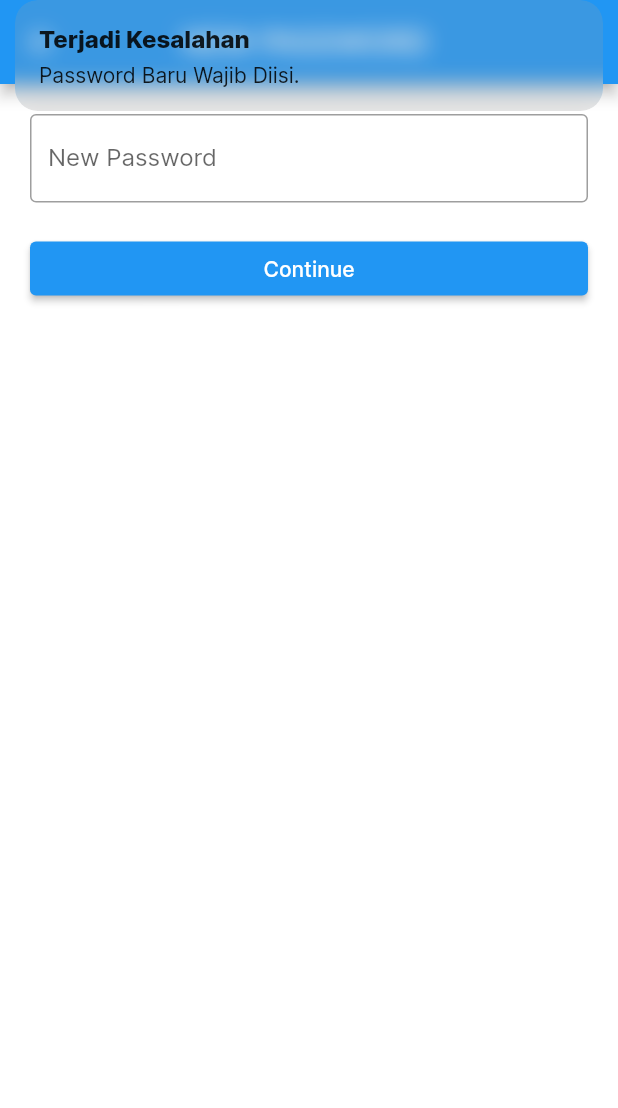
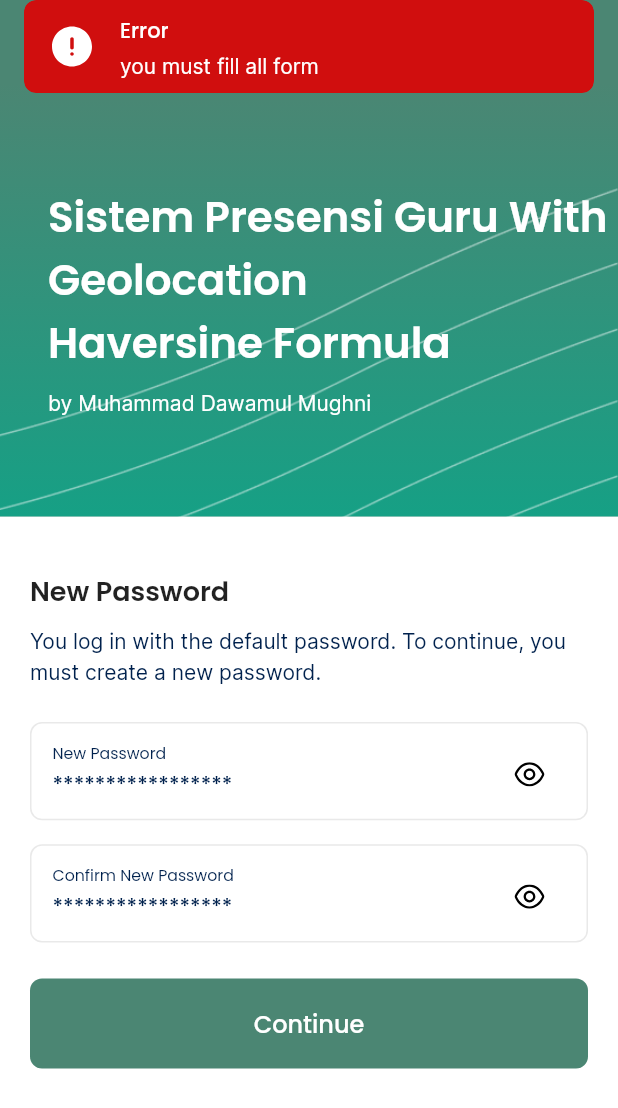
Before and after one commit to dawamuciil/presensi, a Flutter app: the NewPasswordView screen opened by its route, after a tap on "Continue", on a phone screen of 412 x 824 dp. Shown: the top 1108 px of the screen. Run offline on Flutter 3.47's test engine with Material 2 defaults, Android fonts, the phone set to English and light mode, and no system bars; our stand-ins replace cloud_firestore, firebase_auth, firebase_core, firebase_storage, flutter_svg, geocoding and 6 more; missing offline and left inert: maps_launcher; accounts and stored records are empty.

Commit message:
Add first workflow

```diff
--- a/lib/app/modules/add_pelatih/controllers/add_pelatih_controller.dart
+++ b/lib/app/modules/add_guru/controllers/add_guru_controller.dart
@@ -2,8 +2,10 @@ import 'package:cloud_firestore/cloud_firestore.dart';
 import 'package:firebase_auth/firebase_auth.dart';
 import 'package:flutter/material.dart';
 import 'package:get/get.dart';
+import 'package:presence/app/widgets/dialog/custom_alert_dialog.dart';
+import 'package:presence/app/widgets/toast/custom_toast.dart';
 
-class AddPelatihController extends GetxController {
+class AddGuruController extends GetxController {
   RxBool isLoading = false.obs;
   RxBool isLoadingAddPelatih = false.obs;
   TextEditingController nameC = TextEditingController();
@@ -15,7 +17,7 @@ class AddPelatihController extends GetxController {
   FirebaseAuth auth = FirebaseAuth.instance;
   FirebaseFirestore firestore = FirebaseFirestore.instance;
 
-  Future<void> prosesAddPelatih() async {
+  Future<void> prosesAddguru() async {
     if (passAdminC.text.isNotEmpty) {
       isLoadingAddPelatih.value = true;
       try {
@@ -32,7 +34,7 @@ class AddPelatihController extends GetxController {
             "job": jobC.text,
             "email": emailC.text,
             "uid": uid,
-            "role": "pelatih",
+            "role": "guru",
             "createdAt": DateTime.now().toIso8601String(),
           });
 
@@ -42,20 +44,19 @@ class AddPelatihController extends GetxController {
 
           Get.back();
           Get.back();
-          Get.snackbar("Berhasil", "Berhasil Menambahkan Pelatih");
+          CustomToast.successToast('Success', 'success adding Guru');
         }
         isLoadingAddPelatih.value = false;
       } on FirebaseAuthException catch (e) {
         isLoadingAddPelatih.value = false;
         if (e.code == 'weak-password') {
-          Get.snackbar("terjadi Kesalahan", "Password Terlalu Singkat ");
+          CustomToast.errorToast('Error', 'default password too short');
         } else if (e.code == 'email-already-in-use') {
-          Get.snackbar("terjadi Kesalahan", "Email Sudah Terdaftar");
+          CustomToast.errorToast('Error', 'Email already exist');
         } else if (e.code == 'wrong-password') {
-          Get.snackbar(
-              "terjadi Kesalahan", "Password Admin Salah, Tidak dapat Login");
+          CustomToast.errorToast('Error', 'wrong passowrd');
         } else {
-          Get.snackbar("terjadi Kesalahan", e.code);
+          CustomToast.errorToast('Error', 'error : ${e.code}');
         }
       } catch (e) {
         isLoadingAddPelatih.value = false;
@@ -67,52 +68,31 @@ class AddPelatihController extends GetxController {
     }
   }
 
-  Future<void> addpelatih() async {
+  Future<void> addguru() async {
     if (nameC.text.isNotEmpty &&
         jobC.text.isNotEmpty &&
         nipC.text.isNotEmpty &&
         emailC.text.isNotEmpty) {
       isLoading.value = true;
-      Get.defaultDialog(
+      CustomAlertDialog.confirmAdmin(
         title: "Validasi Admin",
-        content: Column(
-          children: [
-            const Text("Masukkan Password untuk Validasi "),
-            const SizedBox(height: 10),
-            TextField(
-              controller: passAdminC,
-              autocorrect: false,
-              obscureText: true,
-              decoration: const InputDecoration(
-                  labelText: "Password", border: OutlineInputBorder()),
-            ),
-          ],
-        ),
-        actions: [
-          OutlinedButton(
-            onPressed: () {
+        message:
+            'you need to confirm that you are an administrator by inputting your password',
+        onCancel: () {
           isLoading.value = false;
           Get.back();
         },
-            child: const Text("Cancel"),
-          ),
-          Obx(
-            () => ElevatedButton(
-              onPressed: () async {
+        onConfirm: () async {
           if (isLoadingAddPelatih.isFalse) {
-                  await prosesAddPelatih();
+            await prosesAddguru();
+            isLoading.value = false;
           }
-                isLoading.value = false;
         },
-              child: Text(
-                  isLoadingAddPelatih.isFalse ? "ADD PELATIH" : "LOADING..."),
-            ),
-          ),
-        ],
+        controller: passAdminC,
       );
     } else {
-      Get.snackbar(
-          "terjadi Kesalahan", "NIP , Nama , Job, dan email harus diisi. ");
+      isLoading.value = false;
+      CustomToast.errorToast('Error', 'you need to fill all form');
     }
   }
 }
--- a/lib/app/modules/new_password/controllers/new_password_controller.dart
+++ b/lib/app/modules/new_password/controllers/new_password_controller.dart
@@ -1,39 +1,59 @@
 import 'package:firebase_auth/firebase_auth.dart';
 import 'package:flutter/widgets.dart';
 import 'package:get/get.dart';
+import 'package:presence/app/controllers/page_index_controller.dart';
 import 'package:presence/app/routes/app_pages.dart';
+import 'package:presence/app/widgets/toast/custom_toast.dart';
+import 'package:presence/company_data.dart';
 
 class NewPasswordController extends GetxController {
-  TextEditingController newPassC = TextEditingController();
+  final pageIndexController = Get.find<PageIndexController>();
+  RxBool isLoading = false.obs;
+  TextEditingController passC = TextEditingController();
+  TextEditingController confirmPassC = TextEditingController();
+
+  RxBool newPassObs = true.obs;
+  RxBool newPassCObs = true.obs;
+
   FirebaseAuth auth = FirebaseAuth.instance;
 
   void newPassword() async {
-    if (newPassC.text.isNotEmpty) {
-      if (newPassC.text != "Ssbpetrokimia") {
-        try {
-          String email = auth.currentUser!.email!;
-
-          await auth.currentUser!.updatePassword(newPassC.text);
-
-          await auth.signOut();
-
-          await auth.signInWithEmailAndPassword(
-              email: email, password: newPassC.text);
-
-          Get.offAllNamed(Routes.HOME);
-        } on FirebaseAuthException catch (e) {
-          if (e.code == 'weak-password') {
-            Get.snackbar("Terjadi Kesalahan", "Password terlalu lemah");
-          }
-        } catch (e) {
-          Get.snackbar("Terjadi Kesalahan",
-              "Tidak dapat membuat password baru hubungi admin!");
+    if (passC.text.isNotEmpty && confirmPassC.text.isNotEmpty) {
+      if (passC.text == confirmPassC.text) {
+        isLoading.value = true;
+        if (passC.text != "Guruminu") {
+          _updatePassword();
+          isLoading.value = false;
+        } else {
+          CustomToast.errorToast('Error', 'you must change your password');
+          isLoading.value = false;
         }
       } else {
-        Get.snackbar("Terjadi Kesalahan", "Password harus di ubah");
+        CustomToast.errorToast('Error', 'password doesnt match');
       }
     } else {
-      Get.snackbar("Terjadi Kesalahan", "Password Baru Wajib Diisi.");
+      CustomToast.errorToast('Error', 'you must fill all form');
+    }
+  }
+
+  void _updatePassword() async {
+    try {
+      String email = auth.currentUser!.email!;
+      await auth.currentUser!.updatePassword(passC.text);
+      // relogin
+      await auth.signOut();
+      await auth.signInWithEmailAndPassword(email: email, password: passC.text);
+      Get.offAllNamed(Routes.HOME);
+
+      pageIndexController.changePage(0);
+      CustomToast.successToast('success', 'success update password');
+    } on FirebaseAuthException catch (e) {
+      if (e.code == 'weak-password') {
+        CustomToast.errorToast(
+            'Error', 'password too weak, you need at least six charachter');
+      }
+    } catch (e) {
+      CustomToast.errorToast('Error', 'error : ${e.toString()}');
     }
   }
 }
--- a/lib/app/modules/new_password/views/new_password_view.dart
+++ b/lib/app/modules/new_password/views/new_password_view.dart
@@ -1,40 +1,170 @@
 import 'package:flutter/material.dart';
+import 'package:flutter_svg/flutter_svg.dart';
 
 import 'package:get/get.dart';
+import 'package:presence/app/style/app_color.dart';
+import 'package:presence/app/widgets/custom_input.dart';
 
 import '../controllers/new_password_controller.dart';
 
 class NewPasswordView extends GetView<NewPasswordController> {
-  const NewPasswordView({Key? key}) : super(key: key);
   @override
   Widget build(BuildContext context) {
     return Scaffold(
+      backgroundColor: AppColor.primary,
       appBar: AppBar(
-          title: const Text('NEW PASSWORD '),
-          centerTitle: true,
+        automaticallyImplyLeading: true,
+        leading: IconButton(
+          icon: SvgPicture.asset(
+            'assets/icons/arrow-left.svg',
+            color: Colors.white,
           ),
+          onPressed: () => Get.back(),
+        ),
+        backgroundColor: Colors.transparent,
+        elevation: 0,
+      ),
+      extendBodyBehindAppBar: true,
       body: ListView(
-          padding: const EdgeInsets.all(20),
+        shrinkWrap: true,
         children: [
-            TextField(
-              obscureText: true,
-              autocorrect: false,
-              controller: controller.newPassC,
-              decoration: const InputDecoration(
-                labelText: "New Password",
-                border: OutlineInputBorder(),
+          Container(
+            height: MediaQuery.of(context).size.height * 35 / 100,
+            width: MediaQuery.of(context).size.width,
+            padding: EdgeInsets.only(left: 32),
+            decoration: BoxDecoration(
+              gradient: AppColor.primaryGradient,
+              image: DecorationImage(
+                image: AssetImage('assets/images/pattern-1-1.png'),
+                fit: BoxFit.cover,
               ),
             ),
-            const SizedBox(
-              height: 20,
+            child: Column(
+              mainAxisAlignment: MainAxisAlignment.center,
+              crossAxisAlignment: CrossAxisAlignment.start,
+              children: [
+                Text(
+                  "Sistem Presensi Guru With Geolocation\nHaversine Formula",
+                  style: TextStyle(
+                    fontSize: 28,
+                    color: Colors.white,
+                    fontFamily: 'poppins',
+                    height: 150 / 100,
+                    fontWeight: FontWeight.w600,
                   ),
-            ElevatedButton(
+                ),
+                SizedBox(height: 10),
+                Text(
+                  "by Muhammad Dawamul Mughni",
+                  style: TextStyle(color: Colors.white),
+                ),
+              ],
+            ),
+          ),
+          Container(
+            height: MediaQuery.of(context).size.height * 65 / 100,
+            width: MediaQuery.of(context).size.width,
+            color: Colors.white,
+            padding: EdgeInsets.only(left: 20, right: 20, top: 36, bottom: 84),
+            child: Column(
+              mainAxisAlignment: MainAxisAlignment.start,
+              crossAxisAlignment: CrossAxisAlignment.start,
+              children: [
+                Container(
+                  margin: EdgeInsets.only(bottom: 24),
+                  child: Column(
+                    crossAxisAlignment: CrossAxisAlignment.start,
+                    children: [
+                      Text(
+                        'New Password',
+                        style: TextStyle(
+                          fontSize: 18,
+                          fontFamily: 'poppins',
+                          fontWeight: FontWeight.w600,
+                        ),
+                      ),
+                      SizedBox(height: 8),
+                      Text(
+                        "You log in with the default password. To continue, you must create a new password.",
+                        style: TextStyle(
+                          color: AppColor.secondarySoft,
+                          height: 150 / 100,
+                        ),
+                      ),
+                    ],
+                  ),
+                ),
+                Obx(
+                  () => CustomInput(
+                    controller: controller.passC,
+                    label: 'New Password',
+                    hint: '*****************',
+                    obsecureText: controller.newPassObs.value,
+                    suffixIcon: IconButton(
+                      icon: (controller.newPassObs.value != false)
+                          ? SvgPicture.asset('assets/icons/show.svg')
+                          : SvgPicture.asset('assets/icons/hide.svg'),
                       onPressed: () {
+                        controller.newPassObs.value =
+                            !(controller.newPassObs.value);
+                      },
+                    ),
+                  ),
+                ),
+                Obx(
+                  () => CustomInput(
+                    controller: controller.confirmPassC,
+                    label: 'Confirm New Password',
+                    hint: '*****************',
+                    obsecureText: controller.newPassCObs.value,
+                    suffixIcon: IconButton(
+                      icon: (controller.newPassCObs.value != false)
+                          ? SvgPicture.asset('assets/icons/show.svg')
+                          : SvgPicture.asset('assets/icons/hide.svg'),
+                      onPressed: () {
+                        controller.newPassCObs.value =
+                            !(controller.newPassCObs.value);
+                      },
+                    ),
+                  ),
+                ),
+                SizedBox(height: 8),
+                Obx(
+                  () => Container(
+                    width: MediaQuery.of(context).size.width,
+                    child: ElevatedButton(
+                      onPressed: () {
+                        if (controller.isLoading.isFalse) {
+                          print('exc');
                           controller.newPassword();
+                        }
                       },
-              child: const Text("Continue"),
-            )
+                      child: Text(
+                        (controller.isLoading.isFalse)
+                            ? 'Continue'
+                            : 'Loading...',
+                        style: TextStyle(
+                          fontSize: 16,
+                          fontFamily: 'poppins',
+                          fontWeight: FontWeight.w500,
+                        ),
+                      ),
+                      style: ElevatedButton.styleFrom(
+                        padding: EdgeInsets.symmetric(vertical: 18),
+                        elevation: 0,
+                        primary: AppColor.primary,
+                        shape: RoundedRectangleBorder(
+                          borderRadius: BorderRadius.circular(8),
+                        ),
+                      ),
+                    ),
+                  ),
+                ),
               ],
-        ));
+            ),
+          ),
+        ],
+      ),
+    );
   }
 }
--- a/lib/app/routes/app_pages.dart
+++ b/lib/app/routes/app_pages.dart
@@ -2,8 +2,8 @@ import 'package:get/get.dart';
 import 'package:presence/app/modules/all_presence/bindings/all_presence_binding.dart';
 import 'package:presence/app/modules/all_presence/views/all_presence_view.dart';
 
-import '../modules/add_pelatih/bindings/add_pelatih_binding.dart';
-import '../modules/add_pelatih/views/add_pelatih_view.dart';
+import '../modules/add_guru/bindings/add_guru_binding.dart';
+import '../modules/add_guru/views/add_guru_view.dart';
 import '../modules/detail_presence/bindings/detail_presence_binding.dart';
 import '../modules/detail_presence/views/detail_presence_view.dart';
 import '../modules/forgot_password/bindings/forgot_password_binding.dart';
@@ -61,7 +61,7 @@ class AppPages {
     ),
     GetPage(
       name: _Paths.NEW_PASSWORD,
-      page: () => const NewPasswordView(),
+      page: () => NewPasswordView(),
       binding: NewPasswordBinding(),
     ),
     GetPage(
--- a/lib/main.dart
+++ b/lib/main.dart
@@ -5,11 +5,13 @@ import 'package:presence/app/controllers/page_index_controller.dart';
 import 'package:presence/app/controllers/presence_controller.dart';
 import 'firebase_options.dart';
 import 'package:get/get.dart';
+import 'package:google_mobile_ads/google_mobile_ads.dart';
 
 import 'app/routes/app_pages.dart';
 
 void main() async {
   WidgetsFlutterBinding.ensureInitialized();
+  MobileAds.instance.initialize();
   await Firebase.initializeApp(
     options: DefaultFirebaseOptions.currentPlatform,
   );
--- a/pubspec.yaml
+++ b/pubspec.yaml
@@ -18,6 +18,8 @@ dependencies:
   geocoding: ^2.0.4
   geolocator: ^8.2.0
   get: ^4.6.3
+  get_cli: ^1.8.1
+  google_mobile_ads: ^2.3.0
   image_picker: ^0.8.5
   intl: ^0.17.0
   introduction_screen: ^3.1.4
```
Also changed, not shown: lib/app/controllers/presence_controller.dart (+11 -11 lines), lib/app/modules/add_guru/bindings/add_guru_binding.dart (added, +12 -0 lines), lib/app/modules/add_guru/views/add_guru_view.dart (renamed from lib/app/modules/add_pelatih/views/add_pelatih_view.dart, +7 -9 lines), lib/app/modules/add_pelatih/bindings/add_pelatih_binding.dart (deleted, +0 -12 lines), lib/app/widgets/presence_tile.dart (+11 -8 lines), pubspec.lock, 5 other files. Lines whose indentation alone changed are shown as unchanged.
